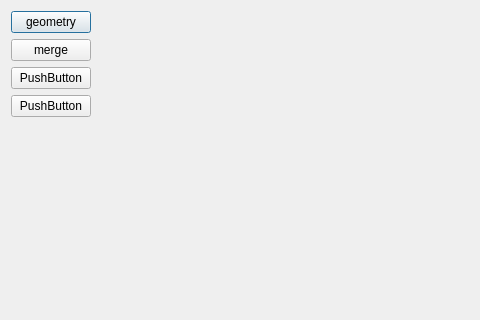
Radicas/Crane, file res/ui/qtlaboratory.ui: the form before one commit; both pictures show x 0 to 480 and y 0 to 320 of the 856 by 555 pixel window.
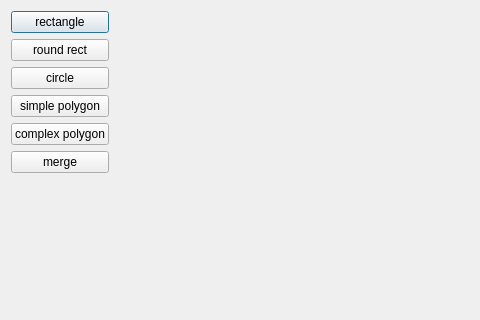
The form after the commit.

Patch:
```diff
--- a/res/ui/qtlaboratory.ui
+++ b/res/ui/qtlaboratory.ui
@@ -19,7 +19,35 @@
      <item>
       <widget class="QPushButton" name="geometryBtn">
        <property name="text">
-        <string>geometry</string>
+        <string>rectangle</string>
+       </property>
+      </widget>
+     </item>
+     <item>
+      <widget class="QPushButton" name="roundRectBtn">
+       <property name="text">
+        <string>round rect</string>
+       </property>
+      </widget>
+     </item>
+     <item>
+      <widget class="QPushButton" name="circleBtn">
+       <property name="text">
+        <string>circle</string>
+       </property>
+      </widget>
+     </item>
+     <item>
+      <widget class="QPushButton" name="simPolyBtn">
+       <property name="text">
+        <string>simple polygon</string>
+       </property>
+      </widget>
+     </item>
+     <item>
+      <widget class="QPushButton" name="comPolyBtn">
+       <property name="text">
+        <string>complex polygon</string>
        </property>
       </widget>
      </item>
@@ -30,20 +58,6 @@
        </property>
       </widget>
      </item>
-     <item>
-      <widget class="QPushButton" name="pushButton_3">
-       <property name="text">
-        <string>PushButton</string>
-       </property>
-      </widget>
-     </item>
-     <item>
-      <widget class="QPushButton" name="pushButton_4">
-       <property name="text">
-        <string>PushButton</string>
-       </property>
-      </widget>
-     </item>
      <item>
       <spacer name="verticalSpacer">
        <property name="orientation">
```
Left out of the diff: 2 changed lines with no effect on the pictures.
